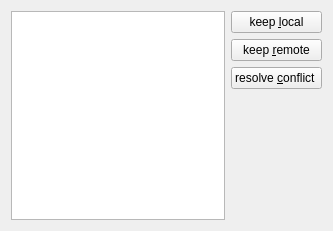
Before: the Qt Designer form src/conflicteditor.ui in pasbi/CAN, drawn with Qt 5.
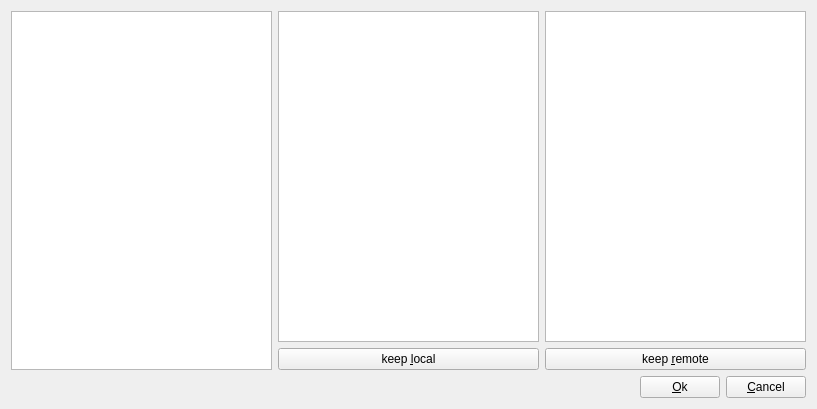
After: the same form once the commit is applied.

The edit to the form file:
```diff
--- a/src/conflicteditor.ui
+++ b/src/conflicteditor.ui
@@ -6,53 +6,88 @@
    <rect>
     <x>0</x>
     <y>0</y>
-    <width>333</width>
-    <height>231</height>
+    <width>817</width>
+    <height>409</height>
    </rect>
   </property>
   <property name="windowTitle">
    <string>Form</string>
   </property>
-  <layout class="QHBoxLayout" name="horizontalLayout">
+  <layout class="QVBoxLayout" name="verticalLayout_3">
    <item>
-    <widget class="QListWidget" name="listWidget"/>
+    <layout class="QHBoxLayout" name="horizontalLayout_2">
+     <item>
+      <widget class="QListWidget" name="listWidget">
+       <property name="editTriggers">
+        <set>QAbstractItemView::NoEditTriggers</set>
+       </property>
+       <property name="iconSize">
+        <size>
+         <width>43</width>
+         <height>43</height>
+        </size>
+       </property>
+      </widget>
    </item>
    <item>
-    <layout class="QVBoxLayout" name="verticalLayout">
+      <layout class="QVBoxLayout" name="verticalLayout_2">
      <item>
-      <widget class="QPushButton" name="pushButton">
+        <widget class="QPlainTextEdit" name="plainTextEditLocal"/>
+       </item>
+       <item>
+        <widget class="QPushButton" name="buttonKeepLocal">
        <property name="text">
         <string>keep &amp;local</string>
        </property>
       </widget>
      </item>
+      </layout>
+     </item>
      <item>
-      <widget class="QPushButton" name="pushButton_2">
+      <layout class="QVBoxLayout" name="verticalLayout">
+       <item>
+        <widget class="QPlainTextEdit" name="plainTextEditRemote"/>
+       </item>
+       <item>
+        <widget class="QPushButton" name="buttonKeepRemote">
        <property name="text">
         <string>keep &amp;remote</string>
        </property>
       </widget>
      </item>
-     <item>
-      <widget class="QPushButton" name="pushButton_3">
-       <property name="text">
-        <string>resolve &amp;conflict </string>
-       </property>
-      </widget>
+      </layout>
      </item>
+    </layout>
+   </item>
      <item>
-      <spacer name="verticalSpacer">
+    <layout class="QHBoxLayout" name="horizontalLayout">
+     <item>
+      <spacer name="horizontalSpacer">
        <property name="orientation">
-        <enum>Qt::Vertical</enum>
+        <enum>Qt::Horizontal</enum>
        </property>
        <property name="sizeHint" stdset="0">
         <size>
-         <width>20</width>
-         <height>40</height>
+         <width>40</width>
+         <height>20</height>
         </size>
        </property>
       </spacer>
      </item>
+     <item>
+      <widget class="QPushButton" name="buttonOk">
+       <property name="text">
+        <string>&amp;Ok</string>
+       </property>
+      </widget>
+     </item>
+     <item>
+      <widget class="QPushButton" name="buttonCancel">
+       <property name="text">
+        <string>&amp;Cancel</string>
+       </property>
+      </widget>
+     </item>
     </layout>
    </item>
   </layout>
```
Lines whose indentation alone changed are shown as unchanged.
